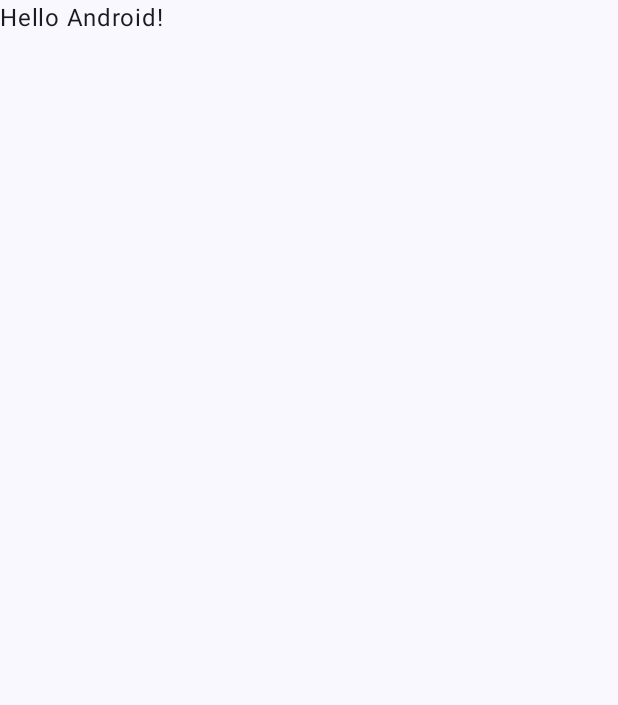
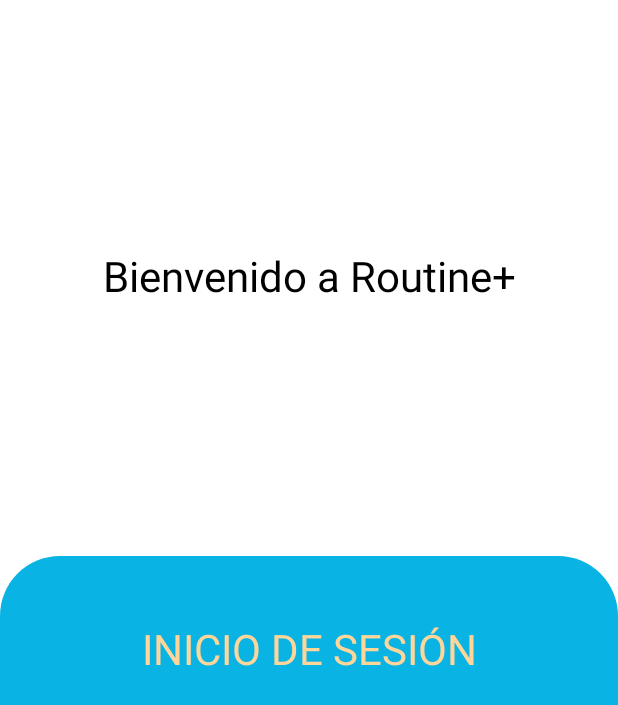
Before and after one commit to IvanBeneyto/RoutinePLUS, an Android app built with Jetpack Compose: the screen it shows after launch (MainActivity), on a phone screen of 412 x 824 dp. Before the commit the part shown is almost empty. Shown: the top 705 px of the screen. Run offline under Robolectric (Android 15) with nearby library versions, the phone set to English and light mode, and no system bars.

Commit message:
Mitad LoginScreen hecho

```diff
--- a/app/src/main/java/com/pmdm/routine/GradientBox.kt
+++ b/app/src/main/java/com/pmdm/routine/GradientBox.kt
@@ -8,8 +8,8 @@ import androidx.compose.ui.Modifier
 import androidx.compose.ui.graphics.Brush
 import androidx.compose.ui.graphics.Color
 
-val Blue = Color(0xFF09B3E4)
-val Blue2 = Color(0xFF09B3E4)
+val Blue = Color(0xffffffff)
+val Blue2 = Color(0xffffffff)
 
 @Composable
 fun GradientBox(
--- /dev/null
+++ b/app/src/main/java/com/pmdm/routine/LoginScreen.kt
@@ -0,0 +1,61 @@
+package com.pmdm.routine
+
+import androidx.compose.foundation.background
+import androidx.compose.foundation.horizontalScroll
+import androidx.compose.foundation.layout.Box
+import androidx.compose.foundation.layout.Column
+import androidx.compose.foundation.layout.Spacer
+import androidx.compose.foundation.layout.fillMaxHeight
+import androidx.compose.foundation.layout.fillMaxSize
+import androidx.compose.foundation.layout.fillMaxWidth
+import androidx.compose.foundation.shape.RoundedCornerShape
+import androidx.compose.material3.MaterialTheme
+import androidx.compose.material3.Text
+import androidx.compose.runtime.Composable
+import androidx.compose.ui.Alignment
+import androidx.compose.ui.Modifier
+import androidx.compose.ui.draw.clip
+import androidx.compose.ui.graphics.Color
+import androidx.compose.ui.unit.dp
+
+@Composable
+fun LoginScreen() {
+    GradientBox(modifier = Modifier.fillMaxSize()) {
+        Column(
+            modifier = Modifier.fillMaxSize(),
+            horizontalAlignment = Alignment.CenterHorizontally
+        ) {
+            Box(
+                modifier = Modifier
+                    .fillMaxWidth()
+                    .fillMaxHeight(0.45f),
+                contentAlignment = Alignment.Center
+            ) {
+                Text(
+                    text = "Bienvenido a Routine+",
+                    style = MaterialTheme.typography.headlineMedium,
+                    color = Color.Black
+                )
+            }
+            Column(
+                modifier = Modifier
+                    .fillMaxSize()
+                    .clip(RoundedCornerShape(topStart = 40.dp, topEnd = 40.dp))
+                    .background(Color(0xff09b3e4)),
+                horizontalAlignment = Alignment.CenterHorizontally
+
+            ) {
+                if (isSmallScreenHeight()){
+                    Spacer(modifier = Modifier.fillMaxSize(0.05f))
+                }else{
+                    Spacer(modifier = Modifier.fillMaxSize(0.1f))
+                }
+                Text(
+                    text = "INICIO DE SESIÓN",
+                    style = MaterialTheme.typography.headlineMedium,
+                    color = Color(0xffffd699)
+                )
+            }
+        }
+    }
+}
--- a/app/src/main/java/com/pmdm/routine/MainActivity.kt
+++ b/app/src/main/java/com/pmdm/routine/MainActivity.kt
@@ -22,25 +22,9 @@ class MainActivity : ComponentActivity() {
                     modifier = Modifier.fillMaxSize(),
                     color = MaterialTheme.colorScheme.background
                 ) {
-                    Greeting("Android")
+                    LoginScreen()
                 }
             }
         }
     }
 }
-
-@Composable
-fun Greeting(name: String, modifier: Modifier = Modifier) {
-    Text(
-        text = "Hello $name!",
-        modifier = modifier
-    )
-}
-
-@Preview(showBackground = true)
-@Composable
-fun GreetingPreview() {
-    RoutineTheme {
-        Greeting("Android")
-    }
-}
--- /dev/null
+++ b/app/src/main/java/com/pmdm/routine/UiHelper.kt
@@ -0,0 +1,10 @@
+package com.pmdm.routine
+
+import androidx.compose.runtime.Composable
+import androidx.compose.ui.platform.LocalConfiguration
+
+@Composable
+fun isSmallScreenHeight(): Boolean {
+    val conf = LocalConfiguration.current
+    return conf.screenHeightDp <= 786
+}
--- a/app/src/main/java/com/pmdm/routine/ui/theme/loginScreen.kt
+++ /dev/null
@@ -1,13 +0,0 @@
-package com.pmdm.routine.ui.theme
-
-import androidx.compose.foundation.layout.fillMaxSize
-import androidx.compose.runtime.Composable
-import androidx.compose.ui.Modifier
-import com.pmdm.routine.GradientBox
-
-@Composable
-fun LoginScreen(){
-    GradientBox(modifier = Modifier.fillMaxSize()) {
-
-    }
-}
```
